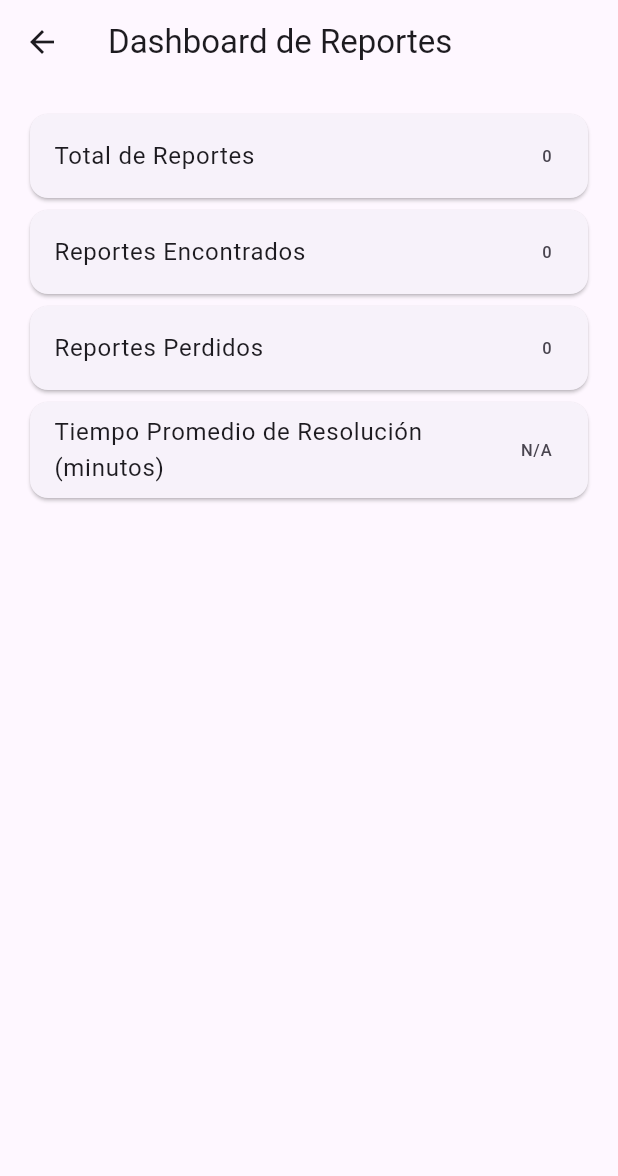
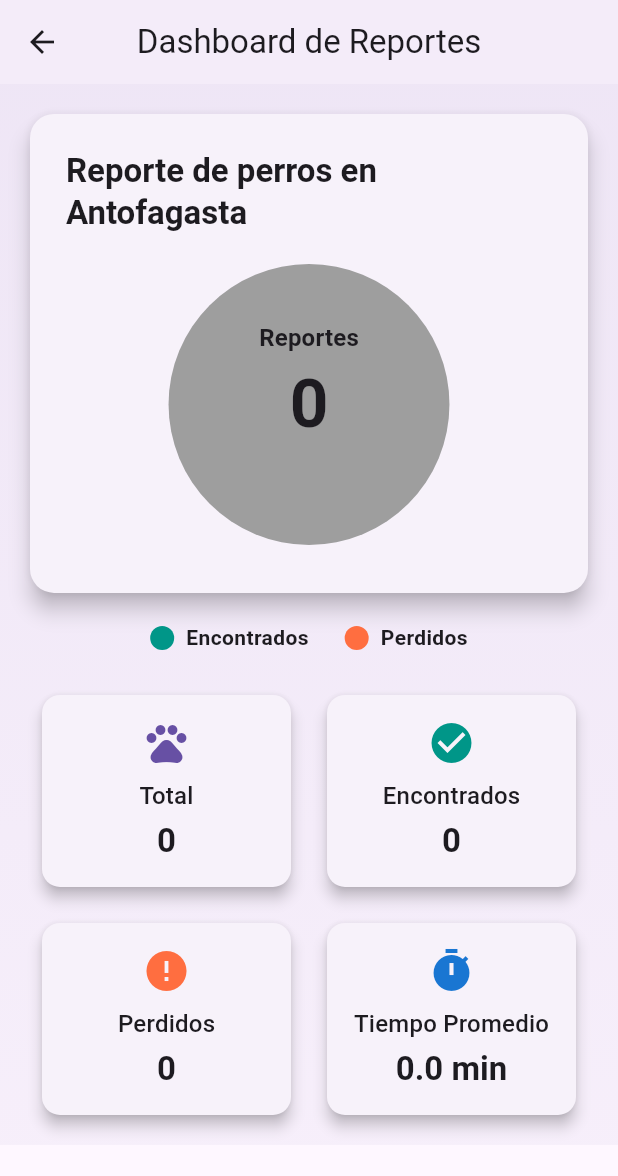
Before and after one commit to Fdito2324/PetWatch, a Flutter app: the DashboardScreen screen opened directly, on a phone screen of 412 x 824 dp. Shown: the top 1176 px of the screen. Run offline on Flutter 3.47's test engine with Material 3 defaults, Android fonts, the light colour scheme and no system bars; drawn by our look-alikes of pie_chart; our stand-ins replace cloud_firestore, firebase_analytics, firebase_auth, firebase_core, firebase_messaging, firebase_storage and 3 more; accounts and stored records are empty.

Commit message:
Agregada funcionalidad de dashboard con gráfico de reportes

```diff
--- a/cors.json
+++ b/cors.json
@@ -1,8 +1,8 @@
 [
   {
     "origin": [
-      "http://localhost:60817/",
-      "http://127.0.0.1:60817"
+      "http://localhost:3721/",
+      "http://127.0.0.1:3721"
     ],
     "method": ["GET"],
     "maxAgeSeconds": 3600,
--- a/lib/main.dart
+++ b/lib/main.dart
@@ -10,7 +10,6 @@ Future<void> _firebaseMessagingBackgroundHandler(RemoteMessage message) async {
 
   print("Mensaje en background: ${message.messageId}");
 }
-
 
 Future<void> _requestNotificationPermission() async {
   FirebaseMessaging messaging = FirebaseMessaging.instance;
--- a/lib/services/dashboard_screen.dart
+++ b/lib/services/dashboard_screen.dart
@@ -1,92 +1,250 @@
 import 'package:flutter/material.dart';
 import 'package:cloud_firestore/cloud_firestore.dart';
+import 'package:pie_chart/pie_chart.dart';
 
-class DashboardScreen extends StatelessWidget {
-  const DashboardScreen({super.key});
+class DashboardScreen extends StatefulWidget {
+  const DashboardScreen({Key? key}) : super(key: key);
 
+  @override
+  _DashboardScreenState createState() => _DashboardScreenState();
+}
 
-  Future<Map<String, dynamic>> _fetchStatistics() async {
-    QuerySnapshot snapshot = await FirebaseFirestore.instance.collection('lost_dogs').get();
-    int total = snapshot.docs.length;
-    int found = snapshot.docs.where((doc) {
-      Map<String, dynamic> data = doc.data() as Map<String, dynamic>;
-      return data['found'] == true;
-    }).length;
-    int lost = total - found;
+class _DashboardScreenState extends State<DashboardScreen> {
+  late Future<DashboardStats> _statsFuture;
 
+  @override
+  void initState() {
+    super.initState();
+    _statsFuture = _loadStats();
+  }
 
-    double totalResolutionTime = 0;
-    int countResolved = 0;
-    for (var doc in snapshot.docs) {
-      Map<String, dynamic> data = doc.data() as Map<String, dynamic>;
-      if (data['found'] == true && data.containsKey('foundTimestamp')) {
-        Timestamp created = data['timestamp'];
-        Timestamp foundTime = data['foundTimestamp'];
-        totalResolutionTime += foundTime.toDate().difference(created.toDate()).inMinutes;
-        countResolved++;
+  Future<DashboardStats> _loadStats() async {
+    final snapshot = await FirebaseFirestore.instance.collection('lost_dogs').get();
+    final total = snapshot.docs.length;
+    final found = snapshot.docs.where((d) => (d.data()['found'] ?? false) as bool).length;
+    final lost = total - found;
+
+    double totalMinutes = 0;
+    int resolvedCount = 0;
+    for (var doc in snapshot.docs.where((d) => (d.data()['found'] ?? false) as bool)) {
+      final data = doc.data();
+      if (data.containsKey('timestamp') && data.containsKey('foundTimestamp')) {
+        final reportedAt = (data['timestamp'] as Timestamp).toDate();
+        final foundAt = (data['foundTimestamp'] as Timestamp).toDate();
+        totalMinutes += foundAt.difference(reportedAt).inMinutes;
+        resolvedCount++;
       }
     }
-    double avgResolutionTime = countResolved > 0 ? totalResolutionTime / countResolved : 0;
+    final avgResolution = resolvedCount > 0 ? totalMinutes / resolvedCount : 0.0;
 
-    return {
-      'total': total,
-      'found': found,
-      'lost': lost,
-      'avgResolutionTime': avgResolutionTime,
-    };
+    return DashboardStats(
+      total: total,
+      found: found,
+      lost: lost,
+      avgResolutionMinutes: avgResolution,
+    );
   }
 
   @override
   Widget build(BuildContext context) {
+    final theme = Theme.of(context);
+    final width = MediaQuery.of(context).size.width;
+
     return Scaffold(
       appBar: AppBar(
-        title: const Text("Dashboard de Reportes"),
+        title: const Text('Dashboard de Reportes'),
+        centerTitle: true,
+        elevation: 2,
       ),
-      body: FutureBuilder<Map<String, dynamic>>(
-        future: _fetchStatistics(),
+      body: Container(
+        decoration: BoxDecoration(
+          gradient: LinearGradient(
+            colors: [theme.primaryColor.withOpacity(0.1), theme.primaryColor.withOpacity(0.05)],
+            begin: Alignment.topCenter,
+            end: Alignment.bottomCenter,
+          ),
+        ),
+        child: FutureBuilder<DashboardStats>(
+          future: _statsFuture,
           builder: (context, snapshot) {
-          if (snapshot.connectionState == ConnectionState.waiting) {
+            if (snapshot.connectionState != ConnectionState.done) {
               return const Center(child: CircularProgressIndicator());
             }
             if (snapshot.hasError) {
-            return Center(child: Text("Error: ${snapshot.error}"));
+              return Center(child: Text('Error: \${snapshot.error}'));
             }
             final stats = snapshot.data!;
-          return Padding(
-            padding: const EdgeInsets.all(16.0),
+            final dataMap = <String, double>{
+              'Encontrados': stats.found.toDouble(),
+              'Perdidos': stats.lost.toDouble(),
+            };
+            final gradientList = [
+              [Colors.teal, Colors.tealAccent],
+              [Colors.deepOrangeAccent, Colors.orangeAccent],
+            ];
+
+            return SingleChildScrollView(
+              padding: const EdgeInsets.all(16),
+              child: Column(
+                crossAxisAlignment: CrossAxisAlignment.center,
+                children: [
+                  Card(
+                    elevation: 6,
+                    shape: RoundedRectangleBorder(borderRadius: BorderRadius.circular(16)),
+                    child: Padding(
+                      padding: const EdgeInsets.all(24),
                       child: Column(
                         children: [
-                Card(
-                  child: ListTile(
-                    title: const Text("Total de Reportes"),
-                    trailing: Text(stats['total'].toString()),
+                          Text(
+                            'Reporte de perros en Antofagasta',
+                            style: theme.textTheme.titleLarge?.copyWith(fontWeight: FontWeight.bold),
+                          ),
+                          const SizedBox(height: 12),
+                          Stack(
+                            alignment: Alignment.center,
+                            children: [
+                              PieChart(
+                                dataMap: dataMap,
+                                chartType: ChartType.disc,
+                                chartRadius: width / 2.2,
+                                gradientList: gradientList,
+                                legendOptions: const LegendOptions(showLegends: false),
+                                chartValuesOptions: ChartValuesOptions(
+                                  showChartValues: true,
+                                  showChartValuesInPercentage: true,
+                                  showChartValuesOutside: true,
+                                  decimalPlaces: 0,
+                                  chartValueStyle: const TextStyle(fontSize: 14, fontWeight: FontWeight.bold),
+                                ),
+                                animationDuration: const Duration(milliseconds: 1000),
+                              ),
+                              Transform.translate(
+                                offset: const Offset(0, -15),
+                                child: Column(
+                                  mainAxisSize: MainAxisSize.min,
+                                  children: [
+                                    Text(
+                                      'Reportes',
+                                      style: theme.textTheme.titleMedium?.copyWith(fontWeight: FontWeight.w600),
+                                    ),
+                                    const SizedBox(height: 6),
+                                    Text(
+                                      '${stats.total}',
+                                      style: theme.textTheme.displayMedium?.copyWith(fontWeight: FontWeight.bold),
+                                    ),
+                                  ],
                                 ),
                               ),
-                Card(
-                  child: ListTile(
-                    title: const Text("Reportes Encontrados"),
-                    trailing: Text(stats['found'].toString()),
+                            ],
+                          ),
+                        ],
                       ),
                     ),
-                Card(
-                  child: ListTile(
-                    title: const Text("Reportes Perdidos"),
-                    trailing: Text(stats['lost'].toString()),
                   ),
+                  const SizedBox(height: 16),
+                  Row(
+                    mainAxisAlignment: MainAxisAlignment.center,
+                    children: [
+                      _buildLegendItem(gradientList[0][0], 'Encontrados'),
+                      const SizedBox(width: 24),
+                      _buildLegendItem(gradientList[1][0], 'Perdidos'),
+                    ],
                   ),
-                Card(
-                  child: ListTile(
-                    title: const Text("Tiempo Promedio de Resolución (minutos)"),
-                    trailing: Text(stats['avgResolutionTime'] > 0
-                        ? stats['avgResolutionTime'].toStringAsFixed(1)
-                        : "N/A"),
+                  const SizedBox(height: 24),
+                  Wrap(
+                    spacing: 16,
+                    runSpacing: 16,
+                    children: [
+                      _buildStatCard(
+                        icon: Icons.pets,
+                        label: 'Total',
+                        value: stats.total.toString(),
+                        iconColor: theme.primaryColor,
                       ),
+                      _buildStatCard(
+                        icon: Icons.check_circle,
+                        label: 'Encontrados',
+                        value: stats.found.toString(),
+                        iconColor: gradientList[0][0],
+                      ),
+                      _buildStatCard(
+                        icon: Icons.error,
+                        label: 'Perdidos',
+                        value: stats.lost.toString(),
+                        iconColor: gradientList[1][0],
+                      ),
+                      _buildStatCard(
+                        icon: Icons.timer,
+                        label: 'Tiempo Promedio',
+                        value: '${stats.avgResolutionMinutes.toStringAsFixed(1)} min',
+                        iconColor: theme.primaryColorDark,
+                      ),
+                    ],
                   ),
                 ],
               ),
             );
           },
         ),
+      ),
+    );
+  }
+
+  Widget _buildLegendItem(Color color, String text) {
+    return Row(
+      children: [
+        Container(
+          width: 16,
+          height: 16,
+          decoration: BoxDecoration(color: color, shape: BoxShape.circle),
+        ),
+        const SizedBox(width: 8),
+        Text(text, style: const TextStyle(fontWeight: FontWeight.w600)),
+      ],
+    );
+  }
+
+  Widget _buildStatCard({
+    required IconData icon,
+    required String label,
+    required String value,
+    required Color iconColor,
+  }) {
+    return SizedBox(
+      width: (MediaQuery.of(context).size.width - 64) / 2,
+      child: Card(
+        elevation: 4,
+        shape: RoundedRectangleBorder(borderRadius: BorderRadius.circular(12)),
+        child: Padding(
+          padding: const EdgeInsets.symmetric(vertical: 16, horizontal: 12),
+          child: Column(
+            children: [
+              Icon(icon, color: iconColor, size: 32),
+              const SizedBox(height: 8),
+              Text(label, style: Theme.of(context).textTheme.titleMedium),
+              const SizedBox(height: 4),
+              Text(
+                value,
+                style: Theme.of(context).textTheme.titleLarge?.copyWith(fontWeight: FontWeight.bold),
+              ),
+            ],
+          ),
+        ),
+      ),
     );
   }
 }
+
+class DashboardStats {
+  final int total;
+  final int found;
+  final int lost;
+  final double avgResolutionMinutes;
+
+  DashboardStats({
+    required this.total,
+    required this.found,
+    required this.lost,
+    required this.avgResolutionMinutes,
+  });
+}
--- /dev/null
+++ b/test_driver/integration_test.dart
@@ -0,0 +1,3 @@
+import 'package:integration_test/integration_test_driver.dart';
+
+Future<void> main() => integrationDriver();
```
Also changed, not shown: lib/services/HomePag.dart (+40 -12 lines), pubspec.yaml (+16 -4 lines), pubspec.lock, 8 other files. Lines whose indentation alone changed are shown as unchanged.
